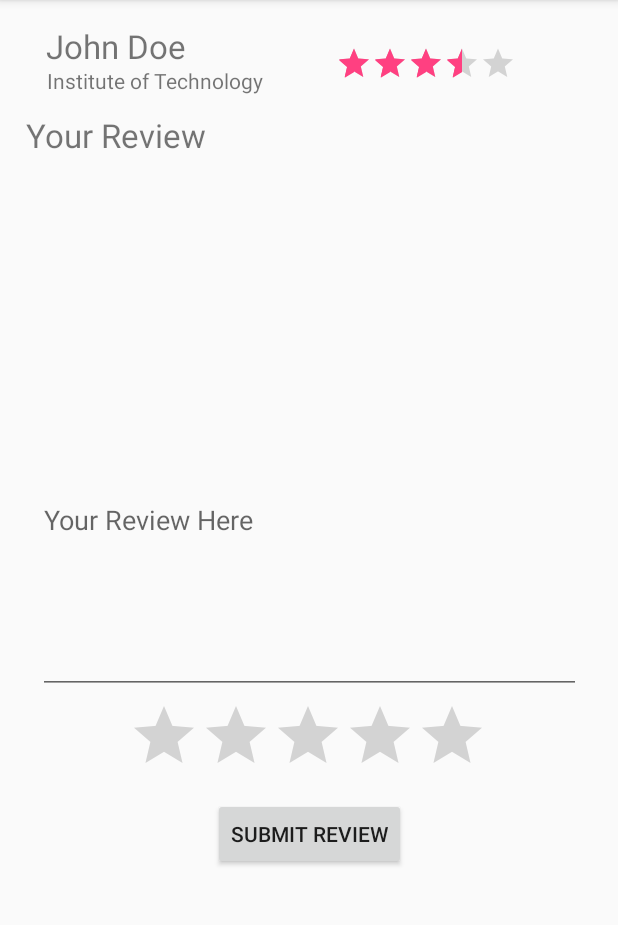
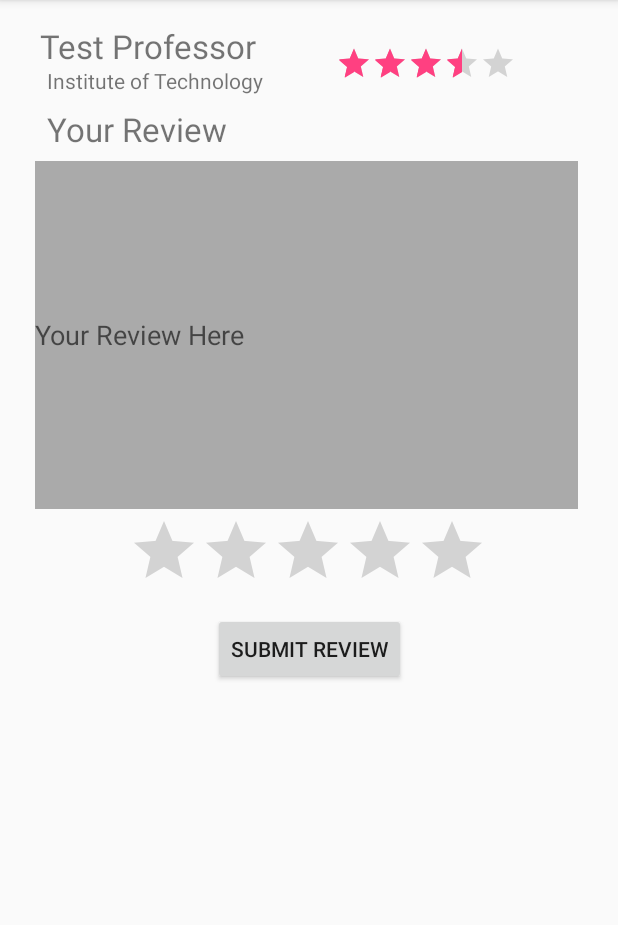
Before and after one commit to dmuffler/TCSS_445_App, an Android app: the fragment SearchFragment placed in its activity, after a tap on "Test Professor", on a phone screen of 412 x 824 dp, the part 84-1009 px from its top. Run offline under Robolectric (Android 15) with nearby library versions, the phone set to English and light mode, and no system bars; libraries missing offline, so code that uses them is left out: me.xdrop.fuzzywuzzy.

Commit message:
Professor name now transfers from search frag to professor frag

```diff
--- a/UW_Rate/app/src/main/java/tcss445/uw/edu/uw_rate/ProfessorFragment.java
+++ b/UW_Rate/app/src/main/java/tcss445/uw/edu/uw_rate/ProfessorFragment.java
@@ -8,6 +8,7 @@ import android.util.Log;
 import android.view.LayoutInflater;
 import android.view.View;
 import android.view.ViewGroup;
+import android.widget.TextView;
 
 
 /**
@@ -28,9 +29,15 @@ public class ProfessorFragment extends Fragment implements View.OnClickListener
     public View onCreateView(LayoutInflater inflater, ViewGroup container,
                              Bundle savedInstanceState) {
         // Inflate the layout for this fragment
+        View view = inflater.inflate(R.layout.fragment_professor, container, false);
+
         professorName = getArguments().getString("professor");
-        //Log.d("passed", professorName);
-        return inflater.inflate(R.layout.fragment_professor, container, false);
+
+        final TextView professorNameLabel = (TextView) view.findViewById(R.id.professorName);
+        professorNameLabel.setText(professorName);
+
+        //return inflater.inflate(R.layout.fragment_professor, container, false);
+        return view;
     }
 
     @Override
--- a/UW_Rate/app/src/main/java/tcss445/uw/edu/uw_rate/SearchFragment.java
+++ b/UW_Rate/app/src/main/java/tcss445/uw/edu/uw_rate/SearchFragment.java
@@ -40,21 +40,29 @@ public class SearchFragment extends Fragment implements SearchView.OnQueryTextLi
         // Inflate the layout for this fragment
         View view = inflater.inflate(R.layout.fragment_search, container, false);
 
+        final List<Professor> professors = new ArrayList<Professor>();
+        Professor testProfessor = new Professor("Test Professor");
+        Professor professor = new Professor("Prof. Smith");
+        professors.add(testProfessor);
+        professors.add(professor);
+
         mListAdapter = new ProfessorListAdapter(getContext());
         final ListView professorListView = (ListView) view.findViewById(R.id.professorListView);
         professorListView.setAdapter(mListAdapter);
         professorListView.setOnItemClickListener(new AdapterView.OnItemClickListener() {
             @Override
             public void onItemClick(AdapterView<?> adapterView, View view, int i, long l) {
-                mListener.onProfessorSelected(new Professor("Nametest"), "ProfessorFragment");
+                Log.d("positon", Integer.toString(i));
+                //professors.get(i);
+                mListener.onProfessorSelected(professors.get(i), "ProfessorFragment");
             }
         });
 
-        List<Professor> professors = new ArrayList<Professor>();
-        Professor testProfessor = new Professor("Test Professor");
-        Professor professor = new Professor("Prof. Smith");
-        professors.add(testProfessor);
-        professors.add(professor);
+//        List<Professor> professors = new ArrayList<Professor>();
+//        Professor testProfessor = new Professor("Test Professor");
+//        Professor professor = new Professor("Prof. Smith");
+//        professors.add(testProfessor);
+//        professors.add(professor);
         mListAdapter.setProfessors(professors);
 
         SearchView mSearchView = (SearchView) view.findViewById(R.id.searchField);
--- a/UW_Rate/app/src/main/res/layout/fragment_professor.xml
+++ b/UW_Rate/app/src/main/res/layout/fragment_professor.xml
@@ -60,15 +60,18 @@
         android:id="@+id/review"
         android:layout_width="362dp"
         android:layout_height="232dp"
+        android:layout_marginTop="8dp"
+        android:background="@android:color/darker_gray"
         android:ems="10"
         android:hint="@string/review_here"
         android:inputType="textMultiLine"
         android:singleLine="false"
         app:layout_constraintBottom_toBottomOf="parent"
+        app:layout_constraintHorizontal_bias="0.47"
         app:layout_constraintLeft_toLeftOf="parent"
         app:layout_constraintRight_toRightOf="parent"
-        app:layout_constraintTop_toTopOf="parent"
-        app:layout_constraintVertical_bias="0.43" />
+        app:layout_constraintTop_toBottomOf="@+id/reviewLabel"
+        app:layout_constraintVertical_bias="0.0" />
 
     <Button
         android:id="@+id/submitReviewButton"
@@ -85,14 +88,14 @@
     <TextView
         android:id="@+id/reviewLabel"
         android:layout_width="160dp"
-        android:layout_height="54dp"
+        android:layout_height="28dp"
         android:layout_marginEnd="8dp"
         android:layout_marginStart="8dp"
-        android:layout_marginTop="12dp"
+        android:layout_marginTop="8dp"
         android:text="@string/your_review"
         android:textSize="22sp"
         app:layout_constraintEnd_toEndOf="parent"
-        app:layout_constraintHorizontal_bias="0.039"
+        app:layout_constraintHorizontal_bias="0.098"
         app:layout_constraintStart_toStartOf="parent"
         app:layout_constraintTop_toBottomOf="@+id/institute" />
 
--- a/UW_Rate/app/src/main/res/values/styles.xml
+++ b/UW_Rate/app/src/main/res/values/styles.xml
@@ -17,10 +17,4 @@
 
     <style name="AppTheme.PopupOverlay" parent="ThemeOverlay.AppCompat.Light" />
 
-    <style name="professorRatingBar" parent="@android:style/Widget.RatingBar">
-        <item name="android:progressDrawable">@drawable/ratingstars</item>
-        <item name="android:minHeight">22dip</item>
-        <item name="android:maxHeight">22dip</item>
-    </style>
-
 </resources>
```
